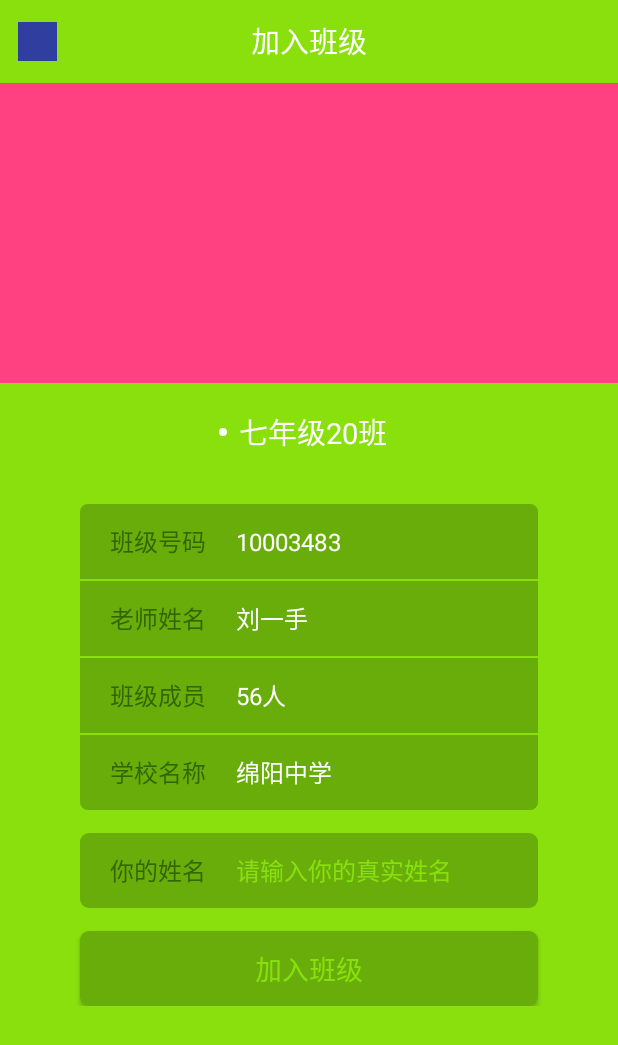
After one commit to Dwti/demos, an Android app: the CommitName screen opened directly, with no data from a screen before it, on a phone screen of 412 x 824 dp. The commit adds this screen. Shown: the top 1045 px of the screen. Run offline under Robolectric (Android 15) with nearby library versions, the phone set to English and light mode, and no system bars.

Commit message:
添加班级信息页面

```diff
--- /dev/null
+++ b/yxyl/app/src/main/java/yanxiu/com/yxyl/CommitName.java
@@ -0,0 +1,13 @@
+package yanxiu.com.yxyl;
+
+import android.support.v7.app.AppCompatActivity;
+import android.os.Bundle;
+
+public class CommitName extends AppCompatActivity {
+
+    @Override
+    protected void onCreate(Bundle savedInstanceState) {
+        super.onCreate(savedInstanceState);
+        setContentView(R.layout.activity_commit_name);
+    }
+}
--- /dev/null
+++ b/yxyl/app/src/main/res/drawable/min_round.xml
@@ -0,0 +1,9 @@
+<?xml version="1.0" encoding="utf-8"?>
+<shape xmlns:android="http://schemas.android.com/apk/res/android">
+    <solid android:color="#FFFFFF">
+    </solid>
+    <corners
+        android:radius="5dp"
+        >
+    </corners>
+</shape>
--- /dev/null
+++ b/yxyl/app/src/main/res/layout/activity_commit_name.xml
@@ -0,0 +1,122 @@
+<?xml version="1.0" encoding="utf-8"?>
+<ScrollView xmlns:android="http://schemas.android.com/apk/res/android"
+    xmlns:app="http://schemas.android.com/apk/res-auto"
+    xmlns:tools="http://schemas.android.com/tools"
+    tools:context="yanxiu.com.yxyl.Register"
+    android:layout_width="match_parent"
+    android:layout_height="match_parent"
+    android:background="@color/colorCommon">
+    <LinearLayout
+        android:layout_width="match_parent"
+        android:layout_height="match_parent"
+        android:orientation="vertical"
+        android:gravity="center_horizontal">
+        <RelativeLayout
+            style="@style/TitleCommon"
+            >
+            <ImageView
+                style="@style/CancelOrBackCommon"
+                />
+            <TextView
+                android:text="加入班级"
+                style="@style/TitleTextCommon"/>
+
+        </RelativeLayout>
+
+        <ImageView
+            android:layout_width="match_parent"
+            android:layout_height="200dp"
+            android:background="@color/colorAccent"
+            />
+        <LinearLayout
+            android:layout_marginTop="10dp"
+            android:layout_width="match_parent"
+            android:layout_height="wrap_content"
+            android:gravity="center">
+            <ImageView
+                android:layout_width="5dp"
+                android:layout_height="5dp"
+                android:background="@drawable/min_round"
+                />
+            <TextView
+                android:layout_margin="8dp"
+                android:layout_width="wrap_content"
+                android:layout_height="wrap_content"
+                android:text="七年级20班"
+                android:textSize="19dp"
+                android:textColor="#FFFFFF"/>
+        </LinearLayout>
+        <LinearLayout
+            android:layout_marginTop="25dp"
+            style="@style/MylayoutCommon"
+            android:background="@drawable/top_round_corners_5dp">
+            <TextView
+                style="@style/ClassMessageCommon"
+                android:text="班级号码"/>
+            <TextView
+               style="@style/ClassMessageCommon"
+                android:text="10003483"
+                android:textColor="#FFFFFF"
+                />
+        </LinearLayout>
+        <LinearLayout
+            android:layout_marginTop="1dp"
+            style="@style/MylayoutCommon"
+            android:background="@color/colorMyLayoutCommon">
+            <TextView
+                style="@style/ClassMessageCommon"
+                android:text="老师姓名"/>
+            <TextView
+                style="@style/ClassMessageCommon"
+                android:text="刘一手"
+                android:textColor="#FFFFFF"
+                />
+        </LinearLayout>
+        <LinearLayout
+            android:layout_marginTop="1dp"
+            style="@style/MylayoutCommon"
+            android:background="@color/colorMyLayoutCommon">
+            <TextView
+                style="@style/ClassMessageCommon"
+                android:text="班级成员"/>
+            <TextView
+                style="@style/ClassMessageCommon"
+                android:text="56人"
+                android:textColor="#FFFFFF"
+                />
+        </LinearLayout>
+        <LinearLayout
+            android:layout_marginTop="1dp"
+            style="@style/MylayoutCommon"
+            android:background="@drawable/botton_round_corners_5dp">
+            <TextView
+                style="@style/ClassMessageCommon"
+                android:text="学校名称"/>
+            <TextView
+                style="@style/ClassMessageCommon"
+                android:text="绵阳中学"
+                android:textColor="#FFFFFF"
+                />
+        </LinearLayout>
+        <LinearLayout
+            android:layout_marginTop="15dp"
+            style="@style/MylayoutCommon"
+            android:background="@drawable/button_round_corners_6dp">
+            <TextView
+                style="@style/ClassMessageCommon"
+                android:text="你的姓名"/>
+            <EditText
+                style="@style/ClassMessageCommon"
+                android:hint="请输入你的真实姓名"
+                android:textColorHint="@color/colorCommon"
+                android:textColor="#FFFFFF"
+                android:maxLength="18"
+                android:background="@null"
+                />
+        </LinearLayout>
+            <Button
+                style="@style/ButtonCommon"
+                android:text="加入班级"
+                android:onClick="nextStep"/>
+    </LinearLayout>
+</ScrollView>
--- a/yxyl/app/src/main/res/layout/activity_login.xml
+++ b/yxyl/app/src/main/res/layout/activity_login.xml
@@ -74,6 +74,7 @@
         <Button
             style="@style/ButtonCommon"
             android:text="登 录"
+            android:onClick="loginSuccess"
             />
     </LinearLayout>
         <RelativeLayout
@@ -89,7 +90,7 @@
             android:textSize="14dp"
             android:textColor="#FFFFFF"
             android:layout_alignParentLeft="true"
-            android:onClick="ForgetPass"
+            android:onClick="forgetPass"
             />
         <TextView
             android:layout_width="wrap_content"
@@ -98,7 +99,7 @@
             android:textSize="14dp"
             android:textColor="#FFFFFF"
             android:layout_alignParentRight="true"
-            android:onClick="Register"
+            android:onClick="register"
 
 
             />
--- /dev/null
+++ b/yxyl/app/src/main/res/values/canel_or_back_styles.xml
@@ -0,0 +1,16 @@
+<?xml version="1.0" encoding="utf-8"?>
+<!-- android:layout_marginLeft="12dp"
+                android:layout_marginTop="14.5dp"
+                android:layout_width="26dp"
+                android:layout_height="26dp"
+                android:background="#303F9F"-->
+<resources>
+    <style name="CancelOrBackCommon">
+        <item name="android:layout_marginLeft">12dp</item>
+        <item name="android:layout_marginTop">14.5dp</item>
+        <item name="android:layout_width">26dp</item>
+        <item name="android:layout_height">26dp</item>
+        <item name="android:background">#303F9F</item>
+
+    </style>
+</resources>
--- /dev/null
+++ b/yxyl/app/src/main/res/values/class_message_styles.xml
@@ -0,0 +1,17 @@
+<?xml version="1.0" encoding="utf-8"?>
+<!--android:layout_width="wrap_content"
+                android:layout_height="wrap_content"
+                android:text="班级号码"
+                android:textColor="#336600"
+                android:textSize="16dp"
+                android:paddingLeft="20dp"-->
+<resources>
+    <style name="ClassMessageCommon">
+        <item name="android:layout_width">wrap_content</item>
+        <item name="android:layout_height">wrap_content</item>
+        <item name="android:textColor">#336600</item>
+        <item name="android:textSize">16dp</item>
+        <item name="android:paddingLeft">20dp</item>
+
+    </style>
+</resources>
--- a/yxyl/app/src/main/res/values/colors.xml
+++ b/yxyl/app/src/main/res/values/colors.xml
@@ -4,4 +4,6 @@
     <color name="colorPrimaryDark">#303F9F</color>
     <color name="colorAccent">#FF4081</color>
     <color name="colorCommon">#89e00d</color>
+    <color name="colorMyLayoutCommon">#69ad0a</color>
+
 </resources>
--- a/yxyl/app/src/main/res/values/title_styles.xml
+++ b/yxyl/app/src/main/res/values/title_styles.xml
@@ -1,10 +1,10 @@
 <?xml version="1.0" encoding="utf-8"?>
+<!--<item name="android:orientation">horizontal</item>-->
 <resources>
     <style name="TitleCommon">
         <item name="android:layout_width">match_parent</item>
         <item name="android:layout_height">55dp</item>
         <item name="android:background">@color/colorCommon</item>
-        <item name="android:orientation">horizontal</item>
-        <item name="android:gravity">center_vertical</item>
+        <item name="android:layout_centerHorizontal">true</item>
     </style>
 </resources>
--- a/yxyl/app/src/main/res/values/title_text_styles.xml
+++ b/yxyl/app/src/main/res/values/title_text_styles.xml
@@ -1,11 +1,14 @@
 <?xml version="1.0" encoding="utf-8"?>
+<!--<item name="android:layout_marginLeft">124.5dp</item>
+android:layout_centerHorizontal="true"
+<item name="android:gravity">center_vertical</item>-->
 <resources>
     <style name="TitleTextCommon">
-        <item name="android:layout_width">287dp</item>
+        <item name="android:layout_width">wrap_content</item>
         <item name="android:layout_height">match_parent</item>
-        <item name="android:layout_marginLeft">124.5dp</item>
-        <item name="android:gravity">center_vertical</item>
+        <item name="android:layout_centerInParent">true</item>
         <item name="android:textSize">19dp</item>
         <item name="android:textColor">#FFFFFF</item>
+        <item name="android:gravity">center</item>
     </style>
 </resources>
```
Also changed, not shown: yxyl/app/src/main/AndroidManifest.xml (+6 -2 lines), yxyl/app/src/main/java/yanxiu/com/yxyl/JoinClass.java (added, +22 -0 lines), yxyl/app/src/main/java/yanxiu/com/yxyl/Login.java (+8 -2 lines), yxyl/app/src/main/res/layout/activity_forget_password.xml (+5 -6 lines), yxyl/app/src/main/res/layout/activity_join_class.xml (added, +90 -0 lines), yxyl/app/src/main/res/layout/activity_register.xml (+3 -6 lines), yxyl/app/src/main/res/layout/activity_reset_password.xml (+4 -6 lines).
